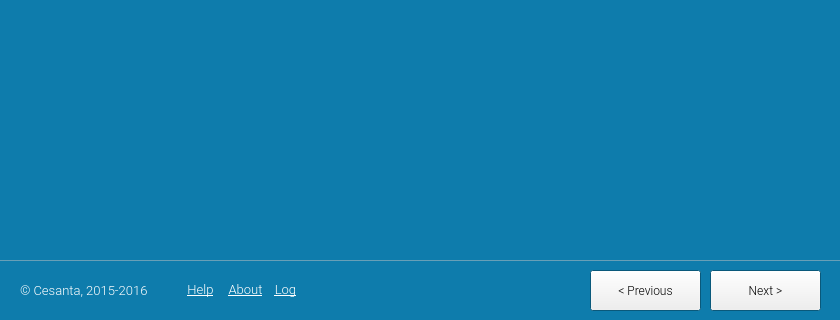
Qt form src/wizard/wizard.ui (olgierdh/mongoose-flashing-tool) before a commit; both pictures show x 0 to 840 and y 200 to 520 of the 840 by 520 pixel window.
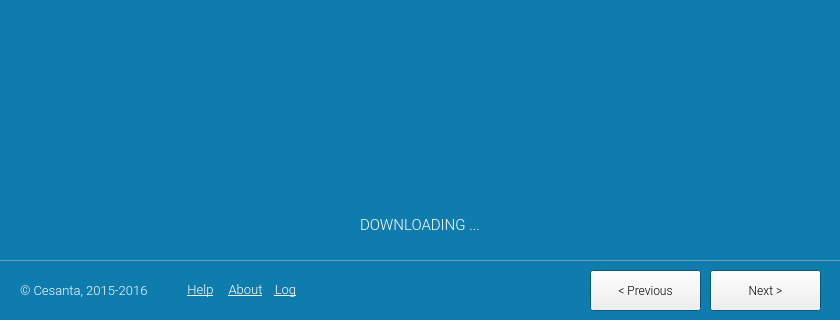
The same form after that commit. The open tabs and pages were chosen to show the change. Icons and pictures are not drawn. Custom widgets are drawn as their Qt base class.

Patch:
```diff
--- a/src/wizard/wizard.ui
+++ b/src/wizard/wizard.ui
@@ -1417,6 +1417,67 @@
        <string>Circular progress widget.</string>
       </property>
      </widget>
+     <widget class="QLabel" name="s2_1_status">
+      <property name="geometry">
+       <rect>
+        <x>0</x>
+        <y>340</y>
+        <width>840</width>
+        <height>50</height>
+       </rect>
+      </property>
+      <property name="palette">
+       <palette>
+        <active>
+         <colorrole role="WindowText">
+          <brush brushstyle="SolidPattern">
+           <color alpha="255">
+            <red>255</red>
+            <green>255</green>
+            <blue>255</blue>
+           </color>
+          </brush>
+         </colorrole>
+        </active>
+        <inactive>
+         <colorrole role="WindowText">
+          <brush brushstyle="SolidPattern">
+           <color alpha="255">
+            <red>255</red>
+            <green>255</green>
+            <blue>255</blue>
+           </color>
+          </brush>
+         </colorrole>
+        </inactive>
+        <disabled>
+         <colorrole role="WindowText">
+          <brush brushstyle="SolidPattern">
+           <color alpha="255">
+            <red>120</red>
+            <green>120</green>
+            <blue>120</blue>
+           </color>
+          </brush>
+         </colorrole>
+        </disabled>
+       </palette>
+      </property>
+      <property name="font">
+       <font>
+        <family>Roboto Light</family>
+        <pointsize>11</pointsize>
+        <weight>50</weight>
+        <bold>false</bold>
+       </font>
+      </property>
+      <property name="text">
+       <string>DOWNLOADING ...</string>
+      </property>
+      <property name="alignment">
+       <set>Qt::AlignCenter</set>
+      </property>
+     </widget>
     </widget>
     <widget class="QWidget" name="step3">
      <widget class="QLabel" name="s3_label_4">
```
Left out of the diff: 2 changed lines with no effect on the pictures.
